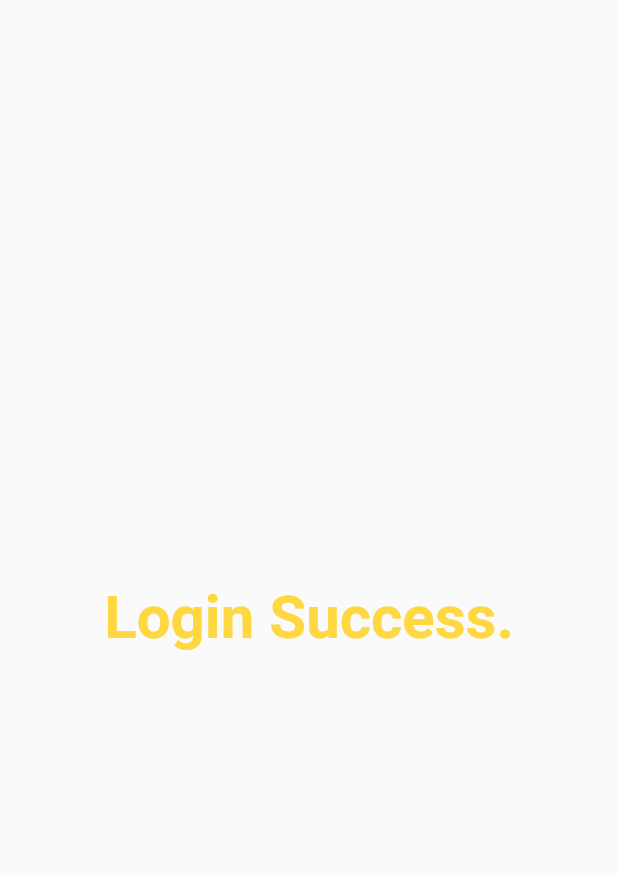
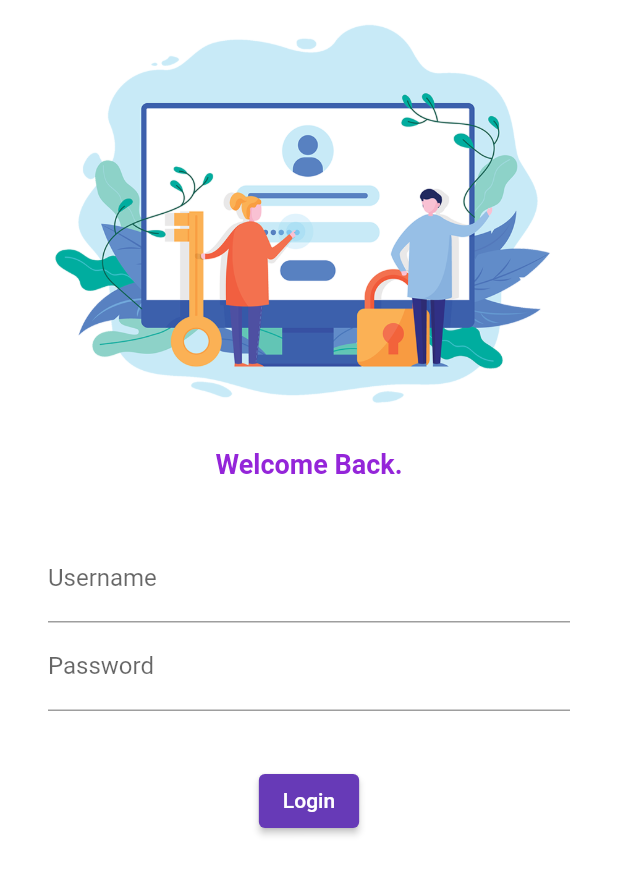
Before and after one commit to Norornot/flutterfirst, a Flutter app: the screen it shows after launch, on a phone screen of 412 x 824 dp. Shown: the top 875 px of the screen. Run offline on Flutter 3.47's test engine with Material 2 defaults, Android fonts, the phone set to English and light mode, and no system bars; our stand-ins replace google_fonts; Roboto replaces fonts that are missing (Ubuntu).

Commit message:
Day 4 completed

```diff
--- a/lib/main.dart
+++ b/lib/main.dart
@@ -1,6 +1,7 @@
 import 'package:flutter/material.dart';
 import 'package:myfirstapp/pages/home.dart';
 import 'package:myfirstapp/pages/login.dart';
+import 'package:google_fonts/google_fonts.dart';
 
 void main() {
   runApp(MyApp());
@@ -14,8 +15,8 @@ class MyApp extends StatelessWidget {
     return MaterialApp(
       themeMode: ThemeMode.dark,
       theme: ThemeData(
-        primarySwatch: Colors.deepPurple,
-      ),
+          primarySwatch: Colors.deepPurple,
+          fontFamily: GoogleFonts.ubuntu().fontFamily),
       routes: {
         "/": (context) => LogIn(),
         "/home": (context) => Homepage(),
--- a/lib/pages/login.dart
+++ b/lib/pages/login.dart
@@ -6,17 +6,59 @@ class LogIn extends StatelessWidget {
   @override
   Widget build(BuildContext context) {
     return Material(
-      child: Center(
-          child: Container(
-        child: Text(
-          "Login Success.",
-          style: TextStyle(
-              color: Colors.amberAccent,
-              fontSize: 20,
-              fontWeight: FontWeight.bold),
-          textScaleFactor: 2.0,
-        ),
-      )),
+      color: Colors.white,
+      child: Column(
+        children: [
+          Image.asset(
+            "assets/images/login.png",
+            fit: BoxFit.cover,
+          ),
+          SizedBox(
+            height: 20.0,
+          ),
+          Text(
+            "Welcome Back.",
+            style: TextStyle(
+                fontSize: 18,
+                fontWeight: FontWeight.w600,
+                color: Color.fromARGB(255, 148, 37, 217)),
+          ),
+          SizedBox(
+            height: 20.0,
+          ),
+          Padding(
+            padding: const EdgeInsets.symmetric(
+              vertical: 16.0,
+              horizontal: 32.0,
+            ),
+            child: Column(
+              children: [
+                TextFormField(
+                  decoration: InputDecoration(
+                    hintText: "Enter your username.",
+                    labelText: "Username",
+                  ),
+                ),
+                TextFormField(
+                  obscureText: true,
+                  decoration: InputDecoration(
+                    hintText: "Enter your password",
+                    labelText: "Password",
+                  ),
+                )
+              ],
+            ),
+          ),
+          SizedBox(
+            height: 20.0,
+          ),
+          ElevatedButton(
+              onPressed: () {
+                print("Bobby");
+              },
+              child: Text("Login"))
+        ],
+      ),
     );
   }
 }
--- a/pubspec.yaml
+++ b/pubspec.yaml
@@ -35,6 +35,7 @@ dependencies:
   # The following adds the Cupertino Icons font to your application.
   # Use with the CupertinoIcons class for iOS style icons.
   cupertino_icons: ^1.0.2
+  google_fonts: ^5.0.0
 
 dev_dependencies:
   flutter_test:
@@ -59,8 +60,8 @@ flutter:
   uses-material-design: true
 
   # To add assets to your application, add an assets section, like this:
-  # assets:
-  #   - images/a_dot_burr.jpeg
+  assets:
+    - assets/images/
   #   - images/a_dot_ham.jpeg
 
   # An image asset can refer to one or more resolution-specific "variants", see
```
Also changed, not shown: assets/images/login.png (added), pubspec.lock, 1 other file.
